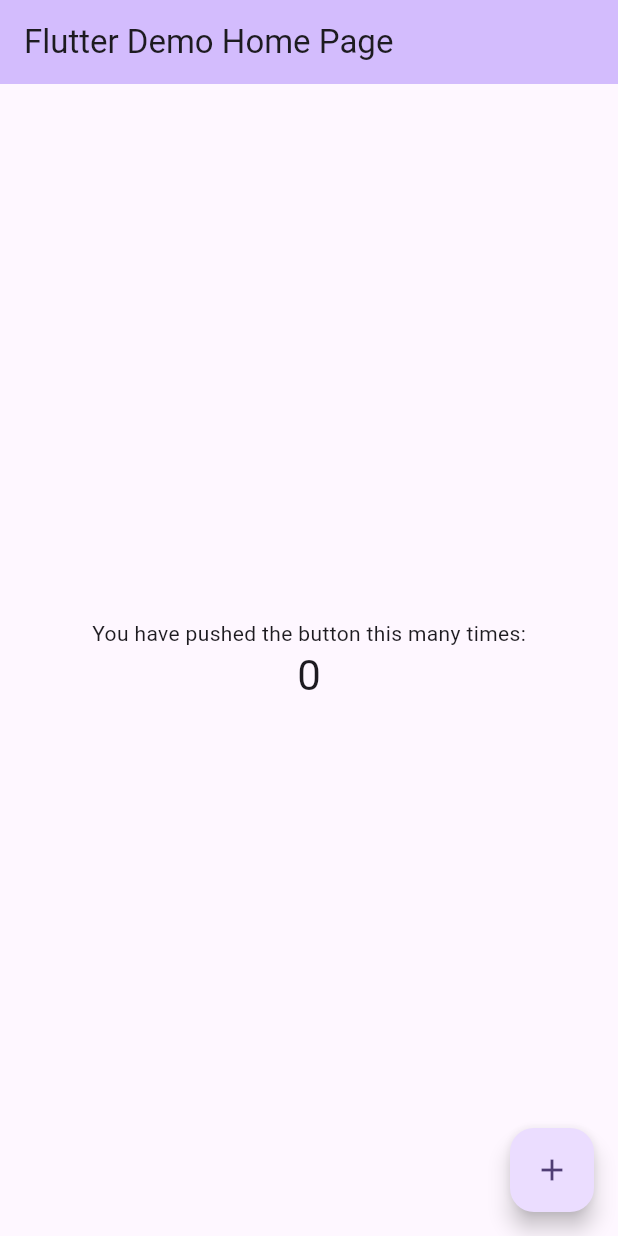
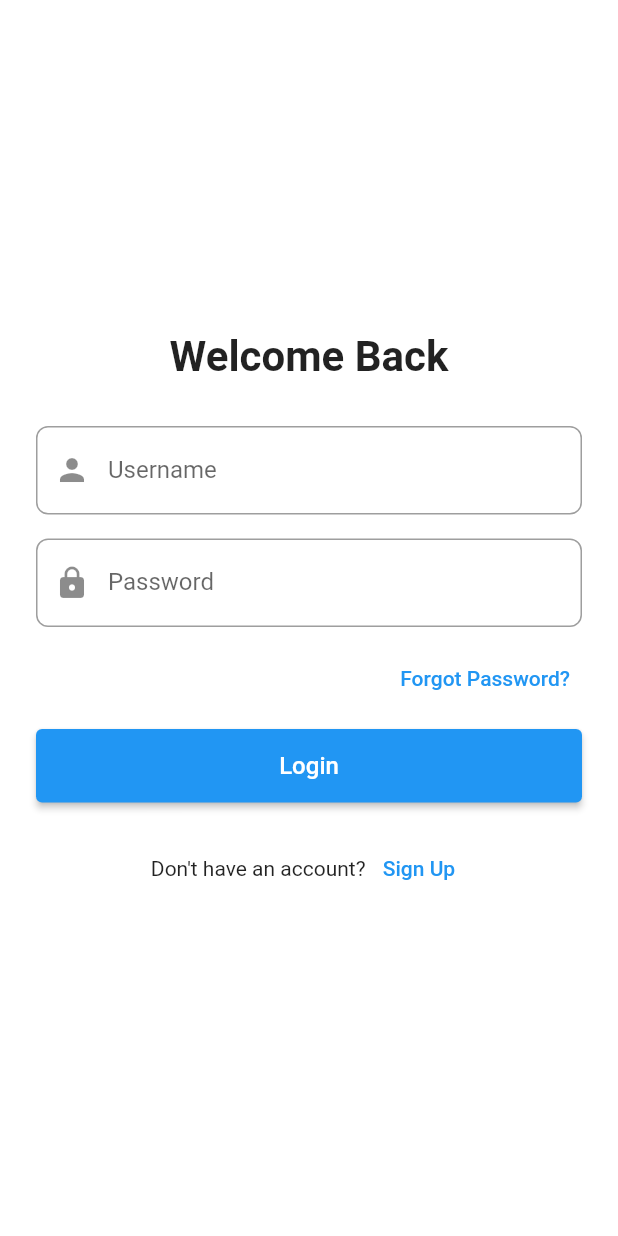
Before and after one commit to Irms19/project-mobile, a Flutter app: the screen it shows after launch, on a phone screen of 412 x 824 dp. Run offline on Flutter 3.47's test engine with Material 2 defaults, Android fonts, the phone set to English and light mode, and no system bars.

Commit message:
login page and sign up

```diff
--- a/lib/login.dart
+++ b/lib/login.dart
@@ -1 +1,128 @@
-afasfasfasfasf
+import 'package:flutter/material.dart';
+import 'signup_page.dart';
+
+void main() {
+  runApp(const MyApp());
+}
+
+class MyApp extends StatelessWidget {
+  const MyApp({super.key});
+
+  @override
+  Widget build(BuildContext context) {
+    return MaterialApp(
+      debugShowCheckedModeBanner: false,
+      home: const LoginPage(),
+    );
+  }
+}
+
+class LoginPage extends StatelessWidget {
+  const LoginPage({super.key});
+
+  @override
+  Widget build(BuildContext context) {
+    return Scaffold(
+      backgroundColor: Colors.white,
+      body: Center(
+        child: Padding(
+          padding: const EdgeInsets.all(24.0),
+          child: SingleChildScrollView(
+            child: Column(
+              mainAxisAlignment: MainAxisAlignment.center,
+              crossAxisAlignment: CrossAxisAlignment.stretch,
+              children: [
+
+                // App title
+                const Text(
+                  "Welcome Back",
+                  textAlign: TextAlign.center,
+                  style: TextStyle(
+                    fontSize: 28,
+                    fontWeight: FontWeight.bold,
+                  ),
+                ),
+
+                const SizedBox(height: 30),
+
+                // Username field
+                TextField(
+                  decoration: InputDecoration(
+                    labelText: "Username",
+                    border: OutlineInputBorder(
+                      borderRadius: BorderRadius.circular(8),
+                    ),
+                    prefixIcon: const Icon(Icons.person),
+                  ),
+                ),
+
+                const SizedBox(height: 16),
+
+                // Password field
+                TextField(
+                  obscureText: true,
+                  decoration: InputDecoration(
+                    labelText: "Password",
+                    border: OutlineInputBorder(
+                      borderRadius: BorderRadius.circular(8),
+                    ),
+                    prefixIcon: const Icon(Icons.lock),
+                  ),
+                ),
+
+                const SizedBox(height: 10),
+
+                // Forgot password
+                Align(
+                  alignment: Alignment.centerRight,
+                  child: TextButton(
+                    onPressed: () {
+                      // navigate to forgot password page
+                    },
+                    child: const Text("Forgot Password?"),
+                  ),
+                ),
+
+                const SizedBox(height: 10),
+
+                // Login button
+                ElevatedButton(
+                  style: ElevatedButton.styleFrom(
+                    padding: const EdgeInsets.symmetric(vertical: 15),
+                  ),
+                  onPressed: () {
+                    // login logic here
+                  },
+                  child: const Text(
+                    "Login",
+                    style: TextStyle(fontSize: 16),
+                  ),
+                ),
+
+                const SizedBox(height: 20),
+
+                // Sign up option
+                Row(
+                  mainAxisAlignment: MainAxisAlignment.center,
+                  children: [
+                    const Text("Don't have an account? "),
+                    TextButton(
+                      onPressed: () {
+                        Navigator.push(
+                          context,
+                          MaterialPageRoute(builder: (context) => const SignUpPage()),
+                        );
+
+                      },
+                      child: const Text("Sign Up"),
+                    ),
+                  ],
+                ),
+              ],
+            ),
+          ),
+        ),
+      ),
+    );
+  }
+}
--- a/lib/main.dart
+++ /dev/null
@@ -1,126 +0,0 @@
-import 'package:flutter/material.dart';
-
-void main() {
-  runApp(const MyApp());
-}
-
-class MyApp extends StatelessWidget {
-  const MyApp({super.key});
-  //mirza jt // ipannnnnnnnn
-
-  // This widget is the root of your application.
-  @override
-  Widget build(BuildContext context) {
-    return MaterialApp(
-      title: 'Flutter Demo',
-      theme: ThemeData(
-        // This is the theme of your application.
-        //
-        // TRY THIS: Try running your application with "flutter run". You'll see
-        // the application has a blue toolbar. Then, without quitting the app,
-        // try changing the seedColor in the colorScheme below to Colors.green
-        // and then invoke "hot reload" (save your changes or press the "hot
-        // reload" button in a Flutter-supported IDE, or press "r" if you used
-        // the command line to start the app).
-        //
-        // Notice that the counter didn't reset back to zero; the application
-        // state is not lost during the reload. To reset the state, use hot
-        // restart instead.
-        //
-        // This works for code too, not just values: Most code changes can be
-        // tested with just a hot reload.
-        colorScheme: ColorScheme.fromSeed(seedColor: Colors.deepPurple),
-        useMaterial3: true,
-      ),
-      home: const MyHomePage(title: 'Flutter Demo Home Page'),
-    );
-  }
-}
-
-class MyHomePage extends StatefulWidget {
-  const MyHomePage({super.key, required this.title});
-
-  // This widget is the home page of your application. It is stateful, meaning
-  // that it has a State object (defined below) that contains fields that affect
-  // how it looks.
-
-  // This class is the configuration for the state. It holds the values (in this
-  // case the title) provided by the parent (in this case the App widget) and
-  // used by the build method of the State. Fields in a Widget subclass are
-  // always marked "final".
-
-  final String title;
-
-  @override
-  State<MyHomePage> createState() => _MyHomePageState();
-}
-
-class _MyHomePageState extends State<MyHomePage> {
-  int _counter = 0;
-
-  void _incrementCounter() {
-    setState(() {
-      // This call to setState tells the Flutter framework that something has
-      // changed in this State, which causes it to rerun the build method below
-      // so that the display can reflect the updated values. If we changed
-      // _counter without calling setState(), then the build method would not be
-      // called again, and so nothing would appear to happen.
-      _counter++;
-    });
-  }
-
-  @override
-  Widget build(BuildContext context) {
-    // This method is rerun every time setState is called, for instance as done
-    // by the _incrementCounter method above.
-    //
-    // The Flutter framework has been optimized to make rerunning build methods
-    // fast, so that you can just rebuild anything that needs updating rather
-    // than having to individually change instances of widgets.
-    return Scaffold(
-      appBar: AppBar(
-        // TRY THIS: Try changing the color here to a specific color (to
-        // Colors.amber, perhaps?) and trigger a hot reload to see the AppBar
-        // change color while the other colors stay the same.
-        backgroundColor: Theme.of(context).colorScheme.inversePrimary,
-        // Here we take the value from the MyHomePage object that was created by
-        // the App.build method, and use it to set our appbar title.
-        title: Text(widget.title),
-      ),
-      body: Center(
-        // Center is a layout widget. It takes a single child and positions it
-        // in the middle of the parent.
-        child: Column(
-          // Column is also a layout widget. It takes a list of children and
-          // arranges them vertically. By default, it sizes itself to fit its
-          // children horizontally, and tries to be as tall as its parent.
-          //
-          // Column has various properties to control how it sizes itself and
-          // how it positions its children. Here we use mainAxisAlignment to
-          // center the children vertically; the main axis here is the vertical
-          // axis because Columns are vertical (the cross axis would be
-          // horizontal).
-          //
-          // TRY THIS: Invoke "debug painting" (choose the "Toggle Debug Paint"
-          // action in the IDE, or press "p" in the console), to see the
-          // wireframe for each widget.
-          mainAxisAlignment: MainAxisAlignment.center,
-          children: <Widget>[
-            const Text(
-              'You have pushed the button this many times:',
-            ),
-            Text(
-              '$_counter',
-              style: Theme.of(context).textTheme.headlineMedium,
-            ),
-          ],
-        ),
-      ),
-      floatingActionButton: FloatingActionButton(
-        onPressed: _incrementCounter,
-        tooltip: 'Increment',
-        child: const Icon(Icons.add),
-      ), // This trailing comma makes auto-formatting nicer for build methods.
-    );
-  }
-}
```
Also changed, not shown: lib/signup_page.dart (added, +154 -0 lines), 1 other file.
